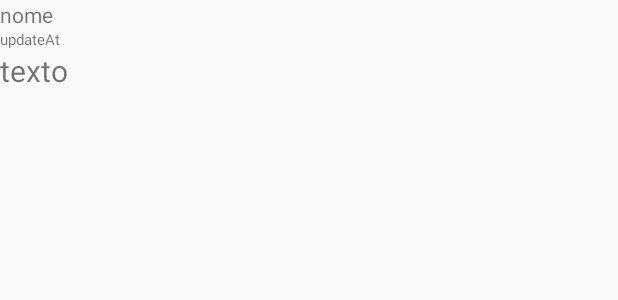
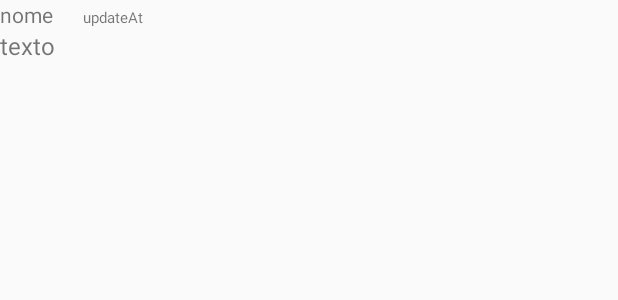
Before and after one commit to ericrf/Rede-Social-Mobile, an Android app: the layout row_view_post_comentarios.xml on its own in the app's theme, with its tools: preview values and no code run, on a phone screen of 412 x 824 dp. Shown: the top 300 px of the screen. Run offline under Robolectric (Android 15) with nearby library versions, the phone set to English and light mode, and no system bars; network calls fail.

Commit message:
perfumaria coco

```diff
--- a/app/src/main/res/layout/activity_post_detail.xml
+++ b/app/src/main/res/layout/activity_post_detail.xml
@@ -26,7 +26,8 @@
             android:layout_width="wrap_content"
             android:layout_height="wrap_content"
             android:text="Small Text"
-            android:textAppearance="?android:attr/textAppearanceSmall" />
+            android:textAppearance="?android:attr/textAppearanceSmall"
+            android:paddingLeft="20dp" />
     </LinearLayout>
 
     <TextView
@@ -39,7 +40,8 @@
         android:layout_width="wrap_content"
         android:layout_height="wrap_content"
         android:text="Comentários"
-        android:textAppearance="?android:attr/textAppearanceSmall" />
+        android:textAppearance="?android:attr/textAppearanceSmall"
+        android:paddingTop="20dp" />
 
     <ListView
         android:id="@+id/list_view_detalhes_post_comentarios"
--- a/app/src/main/res/layout/row_view_post_comentarios.xml
+++ b/app/src/main/res/layout/row_view_post_comentarios.xml
@@ -3,24 +3,30 @@
     android:orientation="vertical" android:layout_width="match_parent"
     android:layout_height="match_parent">
 
+    <LinearLayout
+        android:layout_width="match_parent"
+        android:layout_height="wrap_content"
+        android:orientation="horizontal">
         <TextView
             android:id="@+id/text_view_post_comentario_nome"
-        android:layout_width="fill_parent"
+            android:layout_width="wrap_content"
             android:layout_height="wrap_content"
             android:textSize="14sp"
             android:text="nome"/>
 
         <TextView
             android:id="@+id/text_view_post_comentario_updatedAt"
-        android:layout_width="fill_parent"
+            android:layout_width="wrap_content"
             android:layout_height="wrap_content"
+            android:paddingLeft="20dp"
             android:textSize="10sp"
             android:text="updateAt"/>
+    </LinearLayout>
 
     <TextView
         android:id="@+id/text_view_post_comentario_texto"
         android:layout_width="wrap_content"
         android:layout_height="wrap_content"
-        android:textSize="20sp"
+        android:textSize="16sp"
         android:text="texto"/>
 </LinearLayout>
```
Lines whose indentation alone changed are shown as unchanged.
